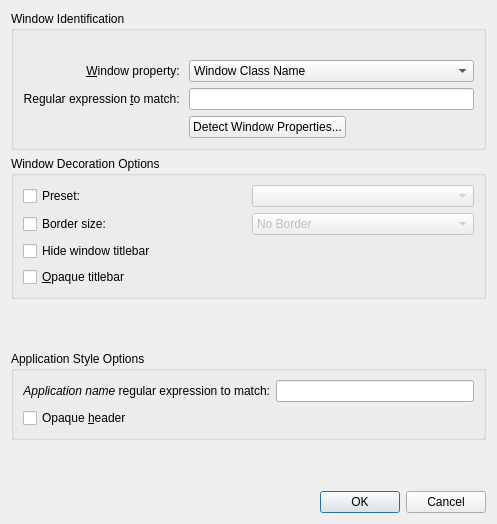
Qt form kdecoration/config/ui/breezeexceptiondialog.ui (paulmcauley/klassy) before a commit.
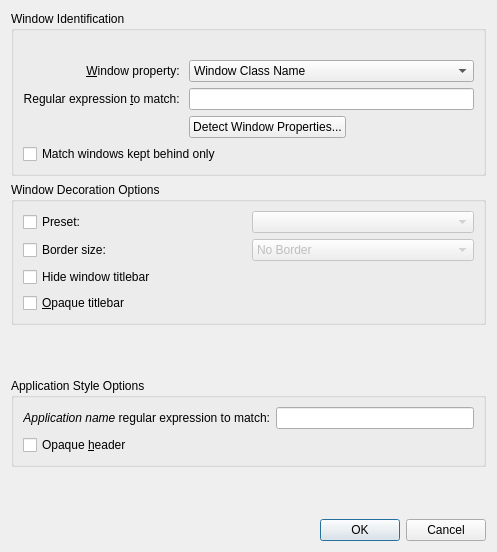
The same form after that commit.

Commit message:
Add exception option "Match windows kept behind only"
Useful for tiling extension such as Krohnkite which places tiled windows
on the behind (below) layer

```diff
--- a/kdecoration/config/ui/breezeexceptiondialog.ui
+++ b/kdecoration/config/ui/breezeexceptiondialog.ui
@@ -7,7 +7,7 @@
     <x>0</x>
     <y>0</y>
     <width>497</width>
-    <height>524</height>
+    <height>552</height>
    </rect>
   </property>
   <property name="windowTitle">
@@ -90,6 +90,13 @@
         </property>
        </widget>
       </item>
+      <item row="5" column="0" colspan="3">
+       <widget class="QCheckBox" name="exceptionWindowsBehindOnly">
+        <property name="text">
+         <string>Match windows kept behind only</string>
+        </property>
+       </widget>
+      </item>
      </layout>
     </widget>
    </item>
```
Left out of the diff: 97 changed lines with no effect on the pictures. The commit also changes 6 other files.
